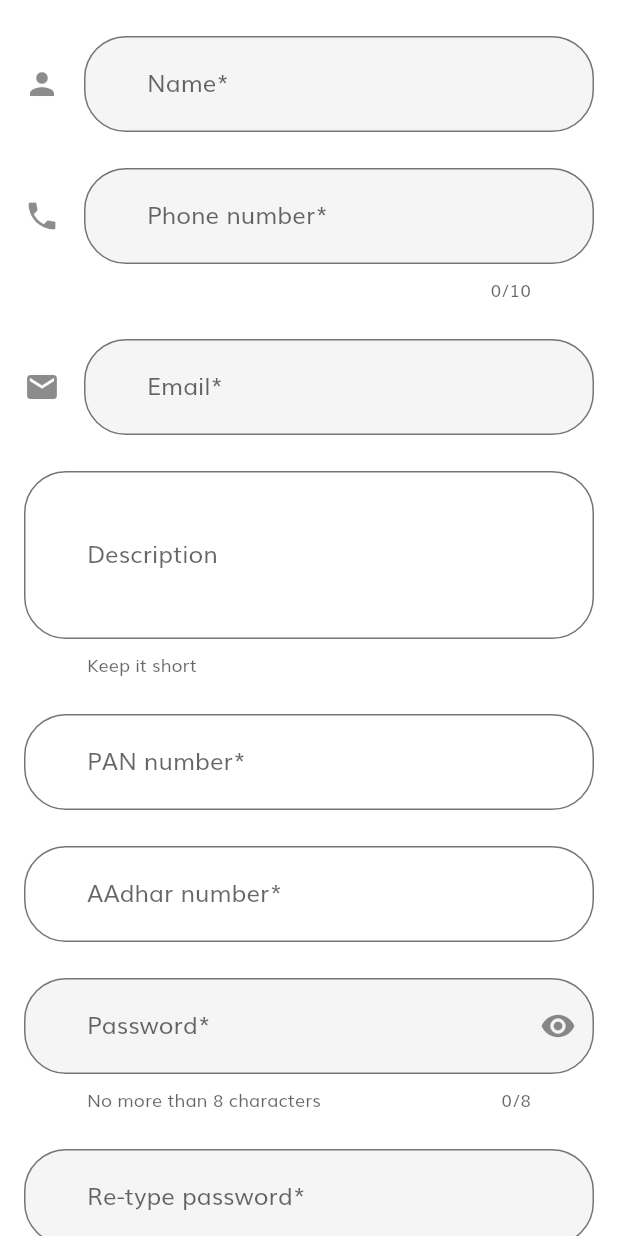
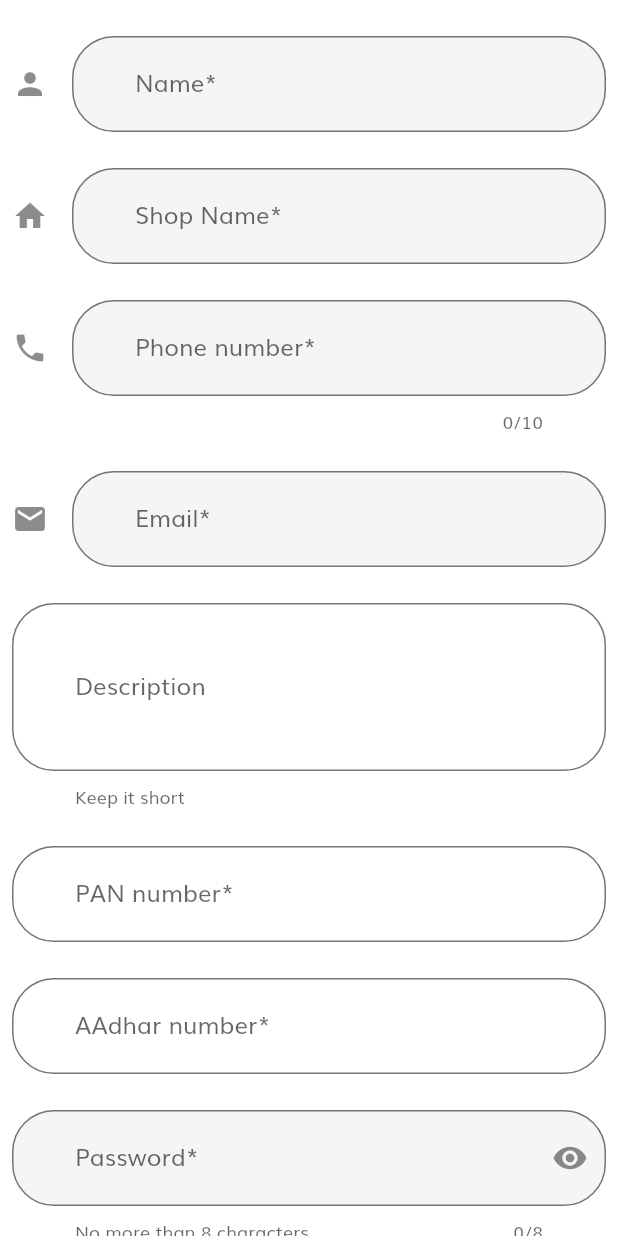
Before and after one commit to TarunKumarGola/humbleshop, a Flutter app: the TextFormFieldDemo screen opened directly, on a phone screen of 412 x 824 dp. Run offline on Flutter 3.47's test engine with Material 2 defaults, Android fonts, the light colour scheme and no system bars; our stand-ins replace flutter_svg, video_player; network calls fail.

Commit message:
seller registration

```diff
--- a/lib/screens/home/categorycard.dart
+++ b/lib/screens/home/categorycard.dart
@@ -25,8 +25,8 @@ class CategoryCard extends StatelessWidget {
               padding: EdgeInsets.all(kDefaultPaddin),
               // For  demo we use fixed height  and width
               // Now we dont need them
-              // height: 180,
-              // width: 160,
+              //height: 80,
+              ///width: 90,
               decoration: BoxDecoration(
                 color: category.color,
                 borderRadius: BorderRadius.circular(16),
--- a/lib/screens/seller_registration/components/Form.dart
+++ b/lib/screens/seller_registration/components/Form.dart
@@ -8,6 +8,7 @@ import 'package:flutter/material.dart';
 
 import 'package:flutter/services.dart';
 import 'package:flutter/gestures.dart' show DragStartBehavior;
+import 'package:shop_app/theme/colors.dart';
 
 //import 'package:gallery/l10n/gallery_localizations.dart';
 
@@ -160,12 +161,9 @@ class TextFormFieldDemoState extends State<TextFormFieldDemo> {
         body: Form(
             key: _formKey,
             autovalidateMode: _autoValidateMode,
-        child: Scrollbar(
-          child: SingleChildScrollView(
-            dragStartBehavior: DragStartBehavior.down,
-            padding: const EdgeInsets.symmetric(horizontal: 16),
-            child: Column(
-              crossAxisAlignment: CrossAxisAlignment.stretch,
+            child: Container(
+              padding: EdgeInsets.only(right: 8.0, left: 8.0),
+              child: ListView(
                 children: [
                   sizedBoxSpace,
                   TextFormField(
@@ -181,6 +179,17 @@ class TextFormFieldDemoState extends State<TextFormFieldDemo> {
                       person.name = value;
                     },
                     validator: _validateName,
+                  ),
+                  sizedBoxSpace,
+                  TextFormField(
+                    textCapitalization: TextCapitalization.words,
+                    cursorColor: cursorColor,
+                    decoration: InputDecoration(
+                      filled: true,
+                      icon: const Icon(Icons.home),
+                      hintText: "Enter your Shop Name",
+                      labelText: "Shop Name*",
+                    ),
                   ),
                   sizedBoxSpace,
                   TextFormField(
@@ -273,6 +282,7 @@ class TextFormFieldDemoState extends State<TextFormFieldDemo> {
                     child: RaisedButton(
                       child: Text("Register"),
                       onPressed: _handleSubmitted,
+                      color: primary,
                     ),
                   ),
                   sizedBoxSpace,
@@ -283,10 +293,7 @@ class TextFormFieldDemoState extends State<TextFormFieldDemo> {
                   sizedBoxSpace,
                 ],
               ),
-          ),
-        ),
-      ),
-    );
+            )));
   }
 }
 
```
Also changed, not shown: lib/screens/home/HomeScreen.dart (+8 -21 lines), lib/screens/seller_registration/seller_registration_screen.dart (+10 -5 lines). Lines whose indentation alone changed are shown as unchanged.
